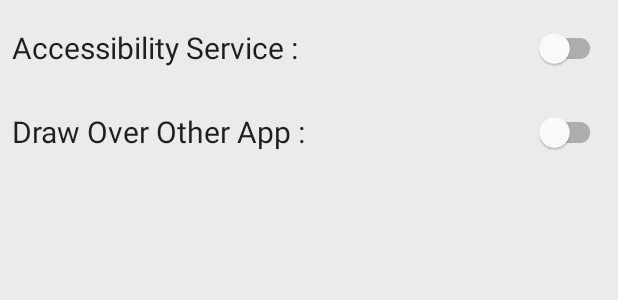
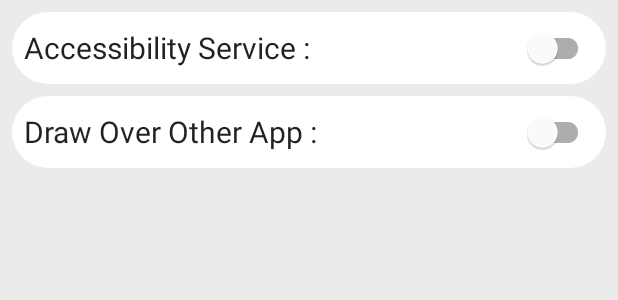
Before and after one commit to javadssmsh/Accessibility-Service, an Android app: the layout activity_home.xml on its own in the app's theme, with its tools: preview values and no code run, on a phone screen of 412 x 824 dp. Shown: the top 300 px of the screen. Run offline under Robolectric (Android 15) with nearby library versions, the phone set to English and light mode, and no system bars.

Commit message:
home activity ui improvment

```diff
--- /dev/null
+++ b/app/src/main/res/drawable-v24/round_layout.xml
@@ -0,0 +1,11 @@
+<?xml version="1.0" encoding="utf-8"?>
+<shape xmlns:android="http://schemas.android.com/apk/res/android"
+    android:shape="rectangle"
+    android:padding="5dp">
+    <solid android:color="@color/white"/> <!-- this one is ths color of the Rounded Button -->
+    <corners
+        android:bottomRightRadius="50dp"
+        android:bottomLeftRadius="50dp"
+        android:topLeftRadius="50dp"
+        android:topRightRadius="50dp"/>
+</shape>
--- a/app/src/main/res/drawable/round.xml
+++ b/app/src/main/res/drawable/round_button.xml
@@ -2,7 +2,7 @@
 <shape xmlns:android="http://schemas.android.com/apk/res/android"
     android:shape="rectangle"
     android:padding="5dp">
-    <solid android:color="#b514be36"/> <!-- this one is ths color of the Rounded Button -->
+    <solid android:color="@color/purple_200"/> <!-- this one is ths color of the Rounded Button -->
     <corners
         android:bottomRightRadius="50dp"
         android:bottomLeftRadius="50dp"
--- a/app/src/main/res/layout/activity_home.xml
+++ b/app/src/main/res/layout/activity_home.xml
@@ -13,7 +13,10 @@
         android:layout_height="wrap_content"
         android:orientation="horizontal"
         android:layout_margin="@dimen/margin_2"
+        android:paddingLeft="@dimen/margin_2"
+        android:paddingRight="@dimen/margin_2"
         app:layout_constraintLeft_toLeftOf="parent"
+        android:background="@drawable/round_layout"
         app:layout_constraintRight_toRightOf="parent"
         app:layout_constraintTop_toTopOf="parent">
 
@@ -40,6 +43,9 @@
         android:layout_height="wrap_content"
         android:orientation="horizontal"
         android:layout_margin="@dimen/margin_2"
+        android:background="@drawable/round_layout"
+        android:paddingLeft="@dimen/margin_2"
+        android:paddingRight="@dimen/margin_2"
         app:layout_constraintLeft_toLeftOf="parent"
         app:layout_constraintRight_toRightOf="parent"
         app:layout_constraintTop_toBottomOf="@+id/accessibility_service_layout">
@@ -64,6 +70,7 @@
         android:id="@+id/show_log_rv"
         android:layout_width="match_parent"
         android:layout_height="0dp"
+        android:layout_marginTop="@dimen/margin_3"
         app:layout_constraintBottom_toBottomOf="parent"
         app:layout_constraintTop_toBottomOf="@+id/draw_over_other_app_layout" />
 
--- a/app/src/main/res/layout/activity_wizard.xml
+++ b/app/src/main/res/layout/activity_wizard.xml
@@ -21,7 +21,7 @@
         android:id="@+id/btnOrder"
         android:text="@string/start"
         android:textColor="#fff"
-        android:background="@drawable/round"
+        android:background="@drawable/round_button"
         android:paddingLeft="30dp"
         android:paddingRight="30dp"
         android:layout_alignParentBottom="true"
--- a/app/src/main/res/values/dimens.xml
+++ b/app/src/main/res/values/dimens.xml
@@ -3,4 +3,5 @@
     <dimen name="margin_1">4dp</dimen>
     <dimen name="margin_0">2dp</dimen>
     <dimen name="margin_2">8dp</dimen>
+    <dimen name="margin_3">16dp</dimen>
 </resources>
```
